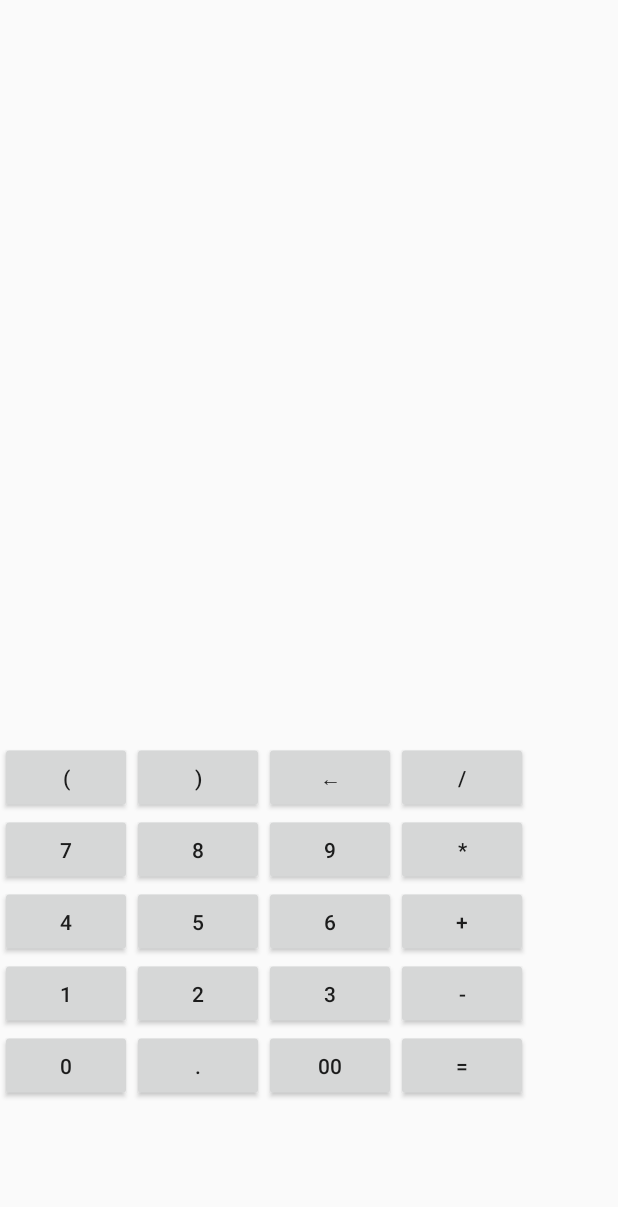
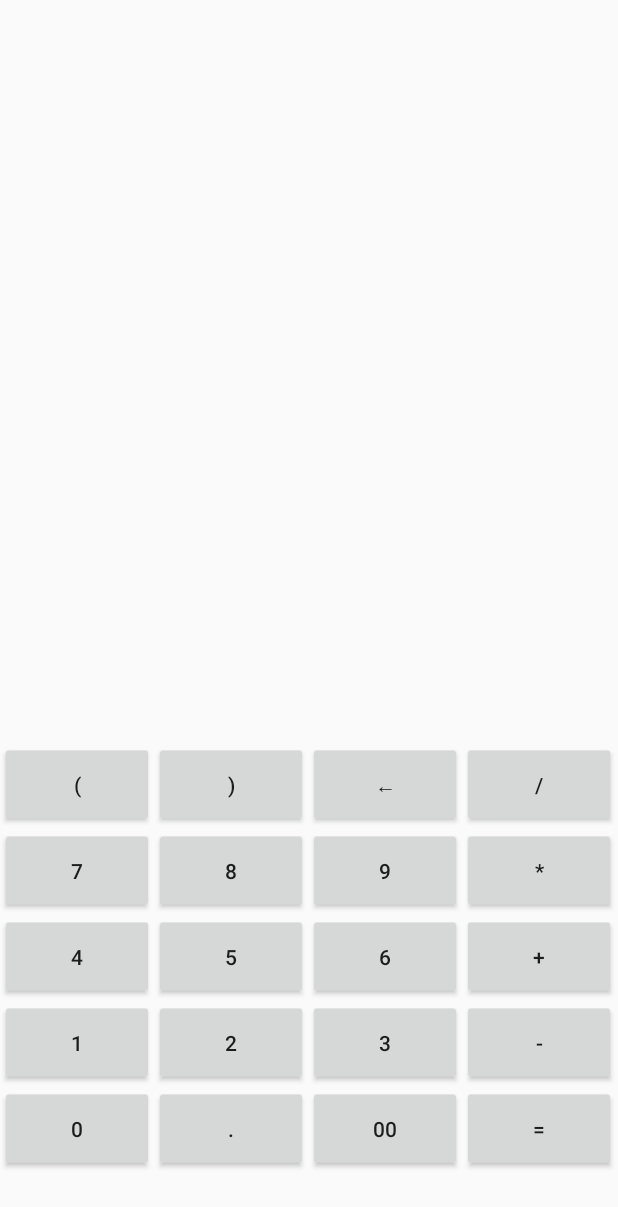
Before and after one commit to KolyaginVlad/CalculatorAndroid, an Android app: the screen it shows after launch (MainActivity), on a phone screen of 412 x 824 dp. Shown: the top 1207 px of the screen. Run offline under Robolectric (Android 15) with nearby library versions, the phone set to English and light mode, and no system bars.

Commit message:
Final fix buttons size

```diff
--- a/app/src/main/java/com/example/calculator/MainActivity.java
+++ b/app/src/main/java/com/example/calculator/MainActivity.java
@@ -205,26 +205,28 @@ public class MainActivity extends AppCompatActivity {
         GridLayout gridLayout = new GridLayout(this);
         gridLayout.setColumnCount(4);
         layout.addView(gridLayout, size.x, (int) (size.y * 0.4));
-        gridLayout.addView(buttonOpen);
-        gridLayout.addView(buttonClose);
-        gridLayout.addView(buttonDel);
-        gridLayout.addView(buttonDiv);
-        gridLayout.addView(button7);
-        gridLayout.addView(button8);
-        gridLayout.addView(button9);
-        gridLayout.addView(buttonMul);
-        gridLayout.addView(button4);
-        gridLayout.addView(button5);
-        gridLayout.addView(button6);
-        gridLayout.addView(buttonPlus);
-        gridLayout.addView(button1);
-        gridLayout.addView(button2);
-        gridLayout.addView(button3);
-        gridLayout.addView(buttonMinus);
-        gridLayout.addView(button0);
-        gridLayout.addView(buttonDot);
-        gridLayout.addView(button00);
-        gridLayout.addView(buttonEq);
+        final float XK = 0.25f;
+        final float YK = 0.07f;
+        gridLayout.addView(buttonOpen, (int) (size.x * XK), (int) (size.y * YK));
+        gridLayout.addView(buttonClose, (int) (size.x * XK), (int) (size.y * YK));
+        gridLayout.addView(buttonDel, (int) (size.x * XK), (int) (size.y * YK));
+        gridLayout.addView(buttonDiv, (int) (size.x * XK), (int) (size.y * YK));
+        gridLayout.addView(button7, (int) (size.x * XK), (int) (size.y * YK));
+        gridLayout.addView(button8, (int) (size.x * XK), (int) (size.y * YK));
+        gridLayout.addView(button9, (int) (size.x * XK), (int) (size.y * YK));
+        gridLayout.addView(buttonMul, (int) (size.x * XK), (int) (size.y * YK));
+        gridLayout.addView(button4, (int) (size.x * XK), (int) (size.y * YK));
+        gridLayout.addView(button5, (int) (size.x * XK), (int) (size.y * YK));
+        gridLayout.addView(button6, (int) (size.x * XK), (int) (size.y * YK));
+        gridLayout.addView(buttonPlus, (int) (size.x * XK), (int) (size.y * YK));
+        gridLayout.addView(button1, (int) (size.x * XK), (int) (size.y * YK));
+        gridLayout.addView(button2, (int) (size.x * XK), (int) (size.y * YK));
+        gridLayout.addView(button3, (int) (size.x * XK), (int) (size.y * YK));
+        gridLayout.addView(buttonMinus, (int) (size.x * XK), (int) (size.y * YK));
+        gridLayout.addView(button0, (int) (size.x * XK), (int) (size.y * YK));
+        gridLayout.addView(buttonDot, (int) (size.x * XK), (int) (size.y * YK));
+        gridLayout.addView(button00, (int) (size.x * XK), (int) (size.y * YK));
+        gridLayout.addView(buttonEq, (int) (size.x * XK), (int) (size.y * YK));
         gridLayout.setY(size.y * 0.6f);
         //
         ex = "";
```
